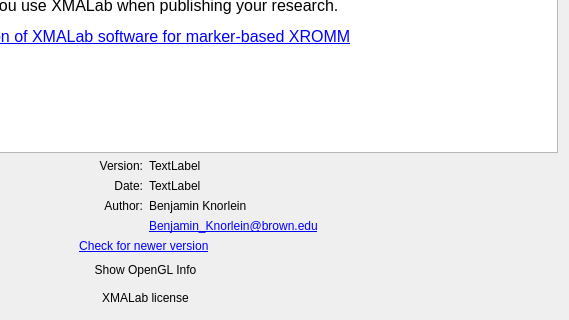
First picture: the form in src/ui/ui-files/AboutDialog.ui, repository XROMMPackages/xmalab, before the edit; both pictures show x 278 to 847 and y 568 to 888 of the 847 by 888 pixel window.
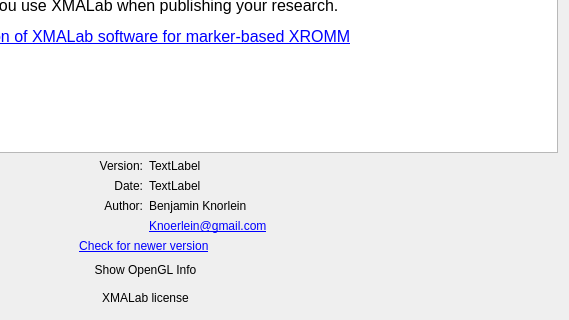
Second picture: the form after the edit. Icons and pictures are not drawn.

Patch:
```diff
--- a/src/ui/ui-files/AboutDialog.ui
+++ b/src/ui/ui-files/AboutDialog.ui
@@ -83,7 +83,7 @@
         </sizepolicy>
        </property>
        <property name="text">
-        <string>&lt;a href=&quot;mailto:Benjamin_Knorlein@brown.edu&quot;&gt;Benjamin_Knorlein@brown.edu&lt;/a&gt;</string>
+        <string>&lt;html&gt;&lt;head/&gt;&lt;body&gt;&lt;p&gt;&lt;a href=&quot;mailto:Knoerlein@gmail.com&quot;&gt;&lt;span style=&quot; text-decoration: underline; color:#0000ff;&quot;&gt;Knoerlein@gmail.com&lt;/span&gt;&lt;/a&gt;&lt;/p&gt;&lt;/body&gt;&lt;/html&gt;</string>
        </property>
        <property name="openExternalLinks">
         <bool>true</bool>
```
